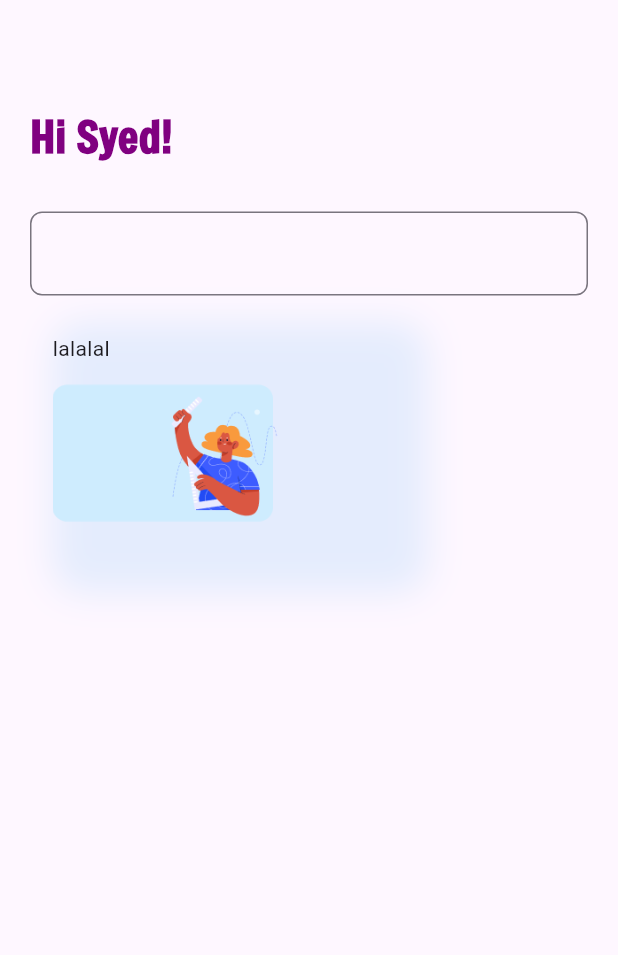
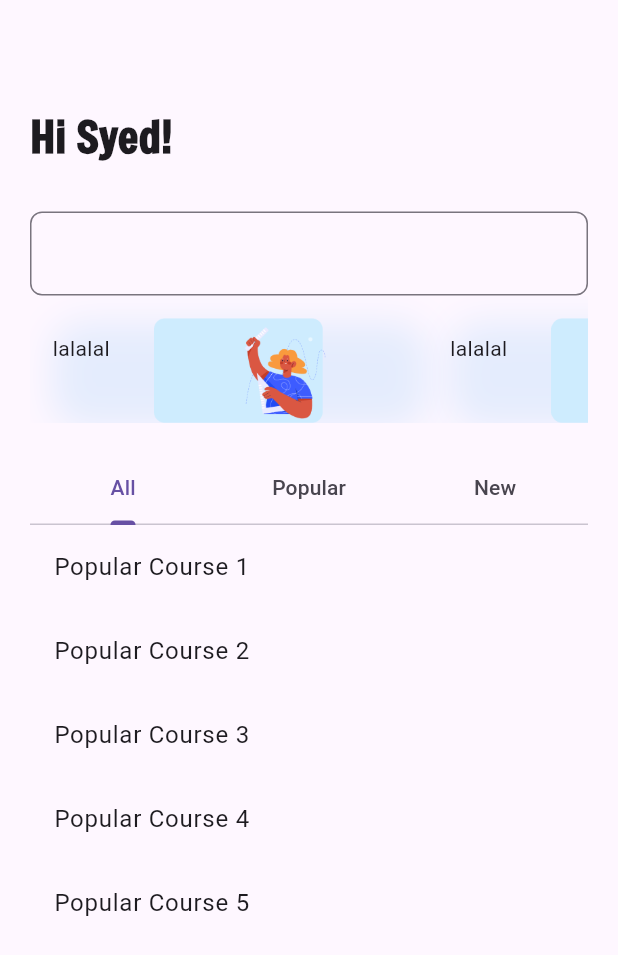
Before and after one commit to SyedAleezHassan/Online_Learning_App_flutter, a Flutter app: the CourseScreen screen opened directly, on a phone screen of 412 x 824 dp. Shown: the top 955 px of the screen. Run offline on Flutter 3.47's test engine with Material 3 defaults, Android fonts, the phone set to English and light mode, and no system bars; our stand-ins replace carousel_slider; missing offline and left inert: dart:ffi, fluid_bottom_nav_bar.

Commit message:
course page work

```diff
--- a/lib/screens/course.dart
+++ b/lib/screens/course.dart
@@ -1,8 +1,7 @@
 import 'package:flutter/material.dart';
-import 'package:learning_app_fyp/color/colors.dart';
 
 class CourseScreen extends StatefulWidget {
-  const CourseScreen({super.key});
+  const CourseScreen({Key? key}) : super(key: key);
 
   @override
   State<CourseScreen> createState() => _CourseScreenState();
@@ -11,36 +10,42 @@ class CourseScreen extends StatefulWidget {
 class _CourseScreenState extends State<CourseScreen> {
   @override
   Widget build(BuildContext context) {
-    return Scaffold(
+    return DefaultTabController(
+      length: 3,
+      child: Scaffold(
         body: Container(
           padding: EdgeInsets.only(top: 70, left: 20, right: 20),
-      height: 370,
+          // Removed fixed height
           width: double.infinity,
-      //color: Color.fromRGBO(128, 0, 128, 5),
           child: Column(
             crossAxisAlignment: CrossAxisAlignment.start,
             children: [
-          Text(
+              const Text(
                 "Hi Syed!",
-            style: const TextStyle(
-                color: appColor.primaryColor,
+                style: TextStyle(
                   fontFamily: 'Schyler',
                   fontSize: 29,
-                fontWeight: FontWeight.bold),
+                  fontWeight: FontWeight.bold,
+                ),
               ),
               SizedBox(
                 height: 30,
               ),
               TextField(
                 decoration: InputDecoration(
-              border:
-                  OutlineInputBorder(borderRadius: BorderRadius.circular(8)),
-
-              // hintText: 'Enter a search term',
+                  border: OutlineInputBorder(
+                    borderRadius: BorderRadius.circular(8),
                   ),
                 ),
+              ),
+              SingleChildScrollView(
+                scrollDirection: Axis.horizontal,
+                child: Row(
+                  children: [
+                    // Your horizontal scrollable containers
+
                     Container(
-            height: 180,
+                      height: 70,
                       width: 250,
                       margin: EdgeInsets.only(top: 15, left: 15),
                       child: Stack(
@@ -51,16 +56,14 @@ class _CourseScreenState extends State<CourseScreen> {
                             bottom: 0,
                             child: Image.asset(
                               "assets/card.png",
-                    height: 170,
-                    width: 150,
+                              height: 270,
+                              width: 250,
                             ),
                           ),
-                // Positioned(
-                //  top: 120,
-                // left: 15,
-                // child: Image.asset(
-                //     "assets/startButton.jpg")
-                //),
+                          Positioned(
+                              top: 120,
+                              left: 15,
+                              child: Image.asset("assets/startButton.jpg")),
                         ],
                       ),
                       decoration: BoxDecoration(
@@ -68,15 +71,125 @@ class _CourseScreenState extends State<CourseScreen> {
                           // color: Color.fromARGB(255, 134, 121, 121),
                           boxShadow: [
                             BoxShadow(
-                    color: Color.fromARGB(255, 169, 211, 248).withOpacity(0.3),
+                              color: Color.fromARGB(255, 169, 211, 248)
+                                  .withOpacity(0.3),
                               spreadRadius: 0.2,
                               blurRadius: 20,
                               offset: Offset(0, 3),
                             ),
                           ]),
                     ),
+                    Container(
+                      height: 70,
+                      width: 250,
+                      margin: EdgeInsets.only(top: 15, left: 15),
+                      child: Stack(
+                        children: [
+                          Positioned(top: 10, child: Text("lalalal")),
+                          Positioned(
+                            top: 0,
+                            bottom: 0,
+                            child: Image.asset(
+                              "assets/card.png",
+                              height: 270,
+                              width: 250,
+                            ),
+                          ),
                         ],
                       ),
-    ));
+                      decoration: BoxDecoration(
+                          borderRadius: BorderRadius.circular(20),
+                          // color: Color.fromARGB(255, 134, 121, 121),
+                          boxShadow: [
+                            BoxShadow(
+                              color: Color.fromARGB(255, 169, 211, 248)
+                                  .withOpacity(0.3),
+                              spreadRadius: 0.2,
+                              blurRadius: 20,
+                              offset: Offset(0, 3),
+                            ),
+                          ]),
+                    ),
+                    Container(
+                      height: 70,
+                      width: 250,
+                      margin: EdgeInsets.only(top: 15, left: 15, right: 15),
+                      child: Stack(
+                        children: [
+                          Positioned(top: 10, child: Text("lalalal")),
+                          Positioned(
+                            top: 0,
+                            bottom: 0,
+                            child: Image.asset(
+                              "assets/card.png",
+                              height: 270,
+                              width: 250,
+                            ),
+                          )
+                        ],
+                      ),
+                      decoration: BoxDecoration(
+                          borderRadius: BorderRadius.circular(20),
+                          // color: Color.fromARGB(255, 134, 121, 121),
+                          boxShadow: [
+                            BoxShadow(
+                              color: Color.fromARGB(255, 169, 211, 248)
+                                  .withOpacity(0.3),
+                              spreadRadius: 0.2,
+                              blurRadius: 20,
+                              offset: Offset(0, 3),
+                            ),
+                          ]),
+                    ),
+                    //               ],
+                    //             ),
+                    //           ),
+                  ],
+                ),
+              ),
+              SizedBox(height: 20),
+              TabBar(
+                tabs: [
+                  Tab(text: 'All'),
+                  Tab(text: 'Popular'),
+                  Tab(text: 'New'),
+                ],
+              ),
+              Expanded(
+                child: TabBarView(
+                  children: [
+                    ListView.builder(
+                      itemCount: 5, // Number of items in 'All' tab
+                      itemBuilder: (context, index) {
+                        return ListTile(
+                          title: Text('Popular Course ${index + 1}'),
+                        );
+                      },
+                    ),
+                    ListView.builder(
+                      itemCount: 5, // Number of items in 'Popular' tab
+                      itemBuilder: (context, index) {
+                        return ListTile(
+                          title: Text('Popular Course ${index + 1}'),
+                          tileColor: Colors.amber,
+                        );
+                      },
+                    ),
+                    ListView.builder(
+                      itemCount: 5, // Number of items in 'New' tab
+                      itemBuilder: (context, index) {
+                        return ListTile(
+                          title: Text('New Course ${index + 1}'),
+                        );
+                      },
+                    ),
+                  ],
+                ),
+              ),
+            ],
+          ),
+        ),
+      ),
+    );
   }
 }
--- a/lib/screens/login.dart
+++ b/lib/screens/login.dart
@@ -1,4 +1,5 @@
 import 'package:flutter/material.dart';
+import 'package:learning_app_fyp/color/colors.dart';
 import 'package:learning_app_fyp/navBar/navBar.dart';
 import 'package:learning_app_fyp/screens/signUp.dart';
 
@@ -27,7 +28,7 @@ class _LoginScreenState extends State<LoginScreen> {
               style: TextStyle(
                   fontSize: 30,
                   fontWeight: FontWeight.w900,
-                  color: Color.fromRGBO(128, 0, 128, 5)),
+                  color: appColor.primaryColor),
             ),
           ),
           Column(
@@ -123,7 +124,7 @@ class _LoginScreenState extends State<LoginScreen> {
                         borderRadius:
                             BorderRadius.circular(10.0), // Rectangular border
                       ),
-                      backgroundColor: const Color.fromRGBO(128, 0, 128, 5),
+                      backgroundColor:  appColor.primaryColor,
                     ),
                     child: const Text(
                       'Login',
@@ -150,7 +151,7 @@ class _LoginScreenState extends State<LoginScreen> {
                 child: const Text(
                   " Sign up",
                   style: TextStyle(
-                      color: Color.fromRGBO(128, 0, 128, 5),
+                      color: appColor.primaryColor,
                       fontWeight: FontWeight.bold),
                 ),
               )
```
Also changed, not shown: lib/color/colors.dart (line endings or trailing spaces). Lines whose indentation alone changed are shown as unchanged.
